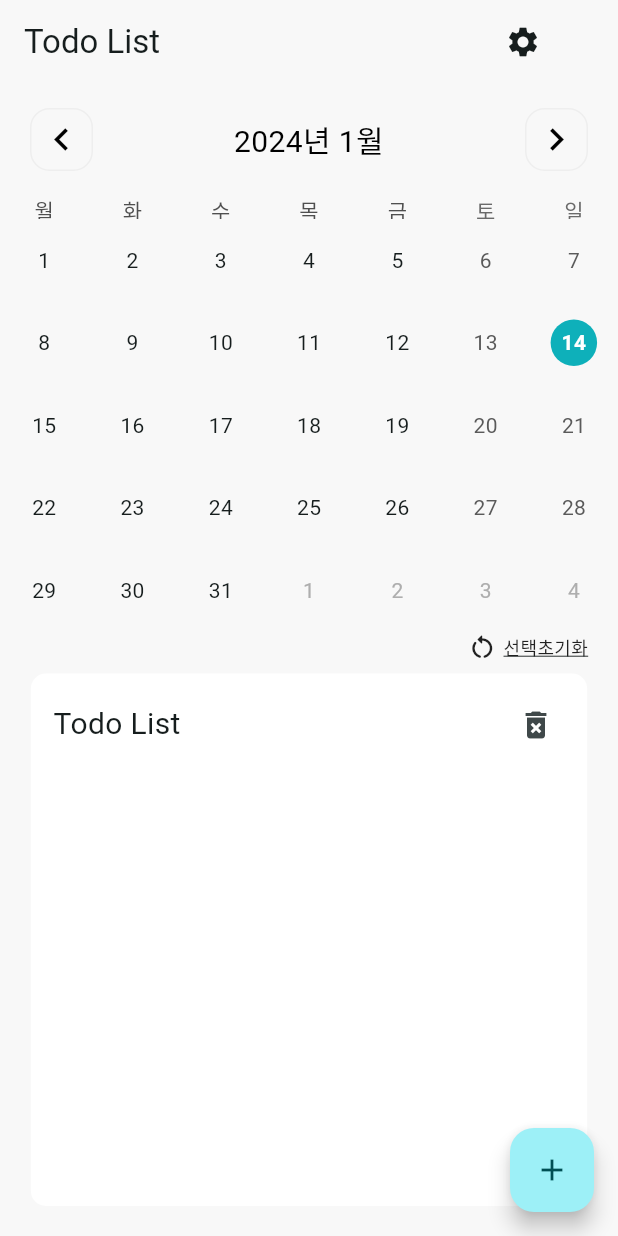
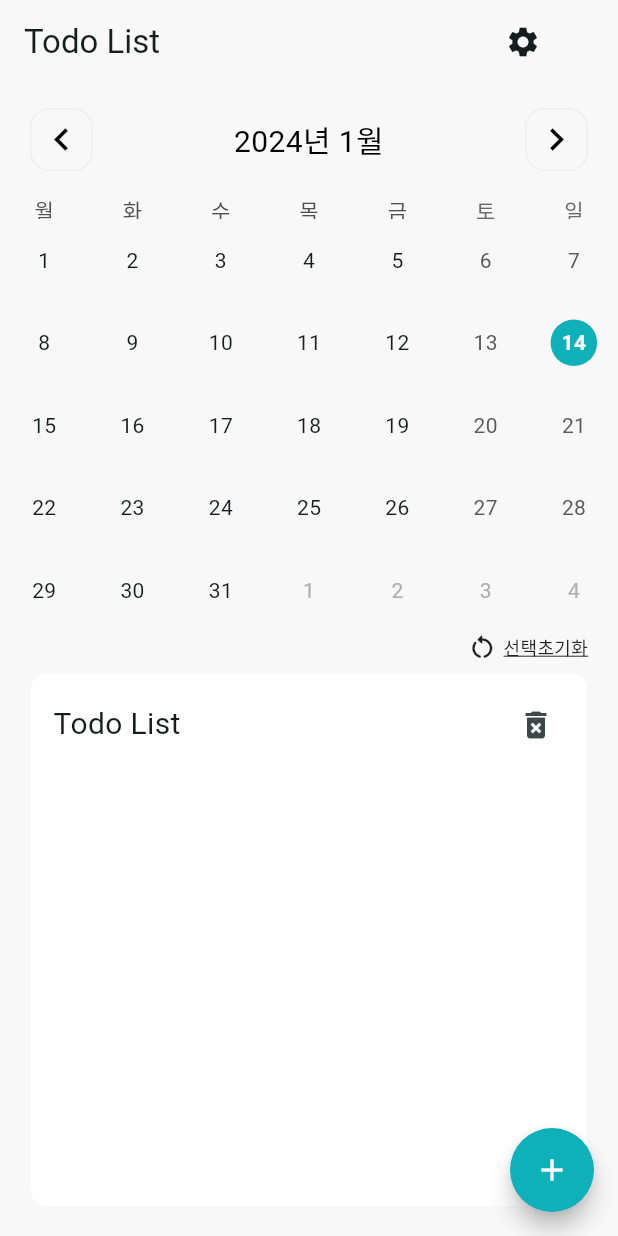
Before and after one commit to iikkkkyy/todo_refactor, a Flutter app: the screen it shows after launch, on a phone screen of 412 x 824 dp. Run offline on Flutter 3.47's test engine with Material 3 defaults, Android fonts, the phone set to English and light mode, and no system bars; drawn by our look-alikes of table_calendar; our stand-ins replace get_it, go_router, hive, hive_flutter; missing offline and left inert: dart:ffi; accounts and stored records are empty.

Commit message:
Design: 메인 화면 추가 버튼 스타일 UI 변경

```diff
--- a/lib/ui/main_screen.dart
+++ b/lib/ui/main_screen.dart
@@ -349,6 +349,9 @@ class _MainScreenState extends State<MainScreen> {
           mainViewModel.getTodoList();
           mainViewModel.updateEvents();
         },
+        shape: const CircleBorder(),
+        backgroundColor: const Color.fromRGBO(14, 176, 186, 1),
+        foregroundColor: Colors.white,
         child: const Icon(Icons.add),
       ),
     );
```
